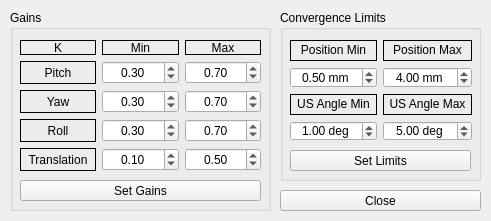
Before: the Qt Designer form ControllerWidget/gainswidget.ui in adegirmenci/HBL-ICEbot, drawn with Qt 5.
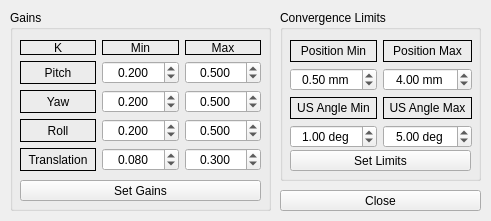
After: the same form once the commit is applied.

What changed in the file:
```diff
--- a/ControllerWidget/gainswidget.ui
+++ b/ControllerWidget/gainswidget.ui
@@ -53,14 +53,17 @@
        <property name="alignment">
         <set>Qt::AlignCenter</set>
        </property>
+       <property name="decimals">
+        <number>3</number>
+       </property>
        <property name="maximum">
-        <double>5.000000000000000</double>
+        <double>1.000000000000000</double>
        </property>
        <property name="singleStep">
         <double>0.100000000000000</double>
        </property>
        <property name="value">
-        <double>0.100000000000000</double>
+        <double>0.080000000000000</double>
        </property>
       </widget>
      </item>
@@ -120,14 +123,17 @@
        <property name="alignment">
         <set>Qt::AlignCenter</set>
        </property>
+       <property name="decimals">
+        <number>3</number>
+       </property>
        <property name="maximum">
-        <double>5.000000000000000</double>
+        <double>1.500000000000000</double>
        </property>
        <property name="singleStep">
         <double>0.100000000000000</double>
        </property>
        <property name="value">
-        <double>0.700000000000000</double>
+        <double>0.500000000000000</double>
        </property>
       </widget>
      </item>
@@ -136,14 +142,17 @@
        <property name="alignment">
         <set>Qt::AlignCenter</set>
        </property>
+       <property name="decimals">
+        <number>3</number>
+       </property>
        <property name="maximum">
-        <double>5.000000000000000</double>
+        <double>1.000000000000000</double>
        </property>
        <property name="singleStep">
         <double>0.100000000000000</double>
        </property>
        <property name="value">
-        <double>0.300000000000000</double>
+        <double>0.200000000000000</double>
        </property>
       </widget>
      </item>
@@ -152,14 +161,17 @@
        <property name="alignment">
         <set>Qt::AlignCenter</set>
        </property>
+       <property name="decimals">
+        <number>3</number>
+       </property>
        <property name="maximum">
-        <double>5.000000000000000</double>
+        <double>1.500000000000000</double>
        </property>
        <property name="singleStep">
         <double>0.100000000000000</double>
        </property>
        <property name="value">
-        <double>0.700000000000000</double>
+        <double>0.500000000000000</double>
        </property>
       </widget>
      </item>
@@ -168,14 +180,17 @@
        <property name="alignment">
         <set>Qt::AlignCenter</set>
        </property>
+       <property name="decimals">
+        <number>3</number>
+       </property>
        <property name="maximum">
-        <double>5.000000000000000</double>
+        <double>1.500000000000000</double>
        </property>
        <property name="singleStep">
         <double>0.100000000000000</double>
        </property>
        <property name="value">
-        <double>0.700000000000000</double>
+        <double>0.500000000000000</double>
        </property>
       </widget>
      </item>
@@ -184,14 +199,17 @@
        <property name="alignment">
         <set>Qt::AlignCenter</set>
        </property>
+       <property name="decimals">
+        <number>3</number>
+       </property>
        <property name="maximum">
-        <double>5.000000000000000</double>
+        <double>1.000000000000000</double>
        </property>
        <property name="singleStep">
         <double>0.100000000000000</double>
        </property>
        <property name="value">
-        <double>0.300000000000000</double>
+        <double>0.200000000000000</double>
        </property>
       </widget>
      </item>
@@ -213,14 +231,17 @@
        <property name="alignment">
         <set>Qt::AlignCenter</set>
        </property>
+       <property name="decimals">
+        <number>3</number>
+       </property>
        <property name="maximum">
-        <double>5.000000000000000</double>
+        <double>1.000000000000000</double>
        </property>
        <property name="singleStep">
         <double>0.100000000000000</double>
        </property>
        <property name="value">
-        <double>0.300000000000000</double>
+        <double>0.200000000000000</double>
        </property>
       </widget>
      </item>
@@ -229,14 +250,17 @@
        <property name="alignment">
         <set>Qt::AlignCenter</set>
        </property>
+       <property name="decimals">
+        <number>3</number>
+       </property>
        <property name="maximum">
-        <double>5.000000000000000</double>
+        <double>1.500000000000000</double>
        </property>
        <property name="singleStep">
         <double>0.100000000000000</double>
        </property>
        <property name="value">
-        <double>0.500000000000000</double>
+        <double>0.300000000000000</double>
        </property>
       </widget>
      </item>
@@ -319,7 +343,7 @@
       <x>10</x>
       <y>30</y>
       <width>182</width>
-      <height>101</height>
+      <height>108</height>
      </rect>
     </property>
     <layout class="QGridLayout" name="gridLayout_5">
```
Left out of the diff: 16 changed lines with no effect on the pictures.
